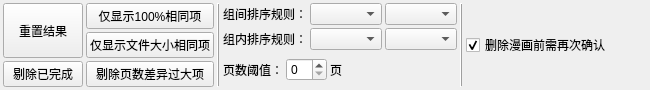
Qt form components/widget_similar_result_filter/res/similar_result_filter.ui (PPJUST/ComicDup) before a commit.
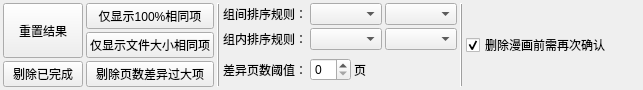
The same form after that commit.

Commit message: 优化：文本

Patch:
```diff
--- a/components/widget_similar_result_filter/res/similar_result_filter.ui
+++ b/components/widget_similar_result_filter/res/similar_result_filter.ui
@@ -6,7 +6,7 @@
    <rect>
     <x>0</x>
     <y>0</y>
-    <width>650</width>
+    <width>643</width>
     <height>83</height>
    </rect>
   </property>
@@ -166,7 +166,7 @@
           <string>&lt;html&gt;&lt;head/&gt;&lt;body&gt;&lt;p&gt;0页，一般选择，用来筛选不同汉化组、分辨率、黑白全彩等&lt;/p&gt;&lt;p&gt;1~5页，用来筛选某本漫画有多余页或缺页的情况&lt;/p&gt;&lt;/body&gt;&lt;/html&gt;</string>
          </property>
          <property name="text">
-          <string>页数阈值：</string>
+          <string>差异页数阈值：</string>
          </property>
         </widget>
        </item>
```
The commit also changes 2 other files.
